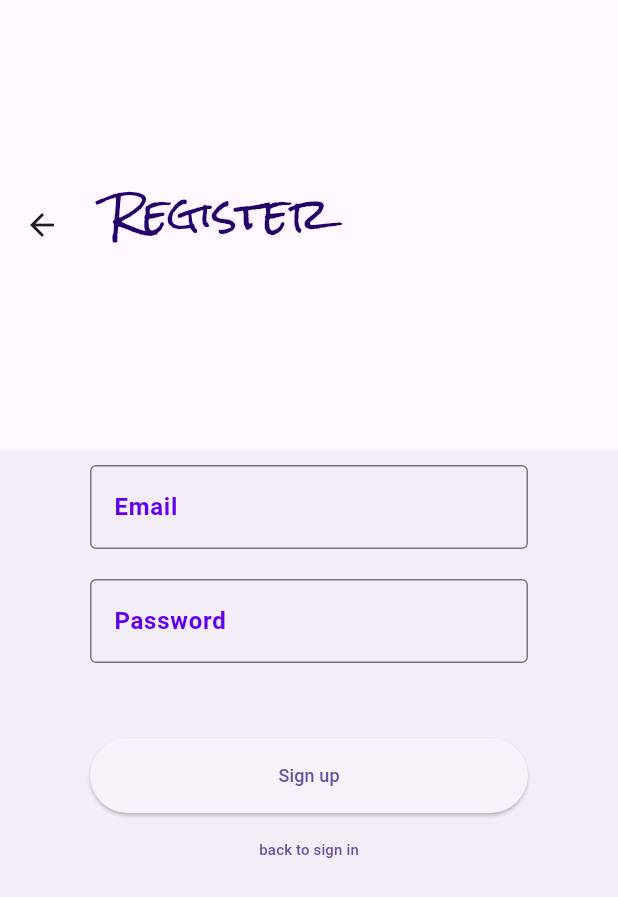
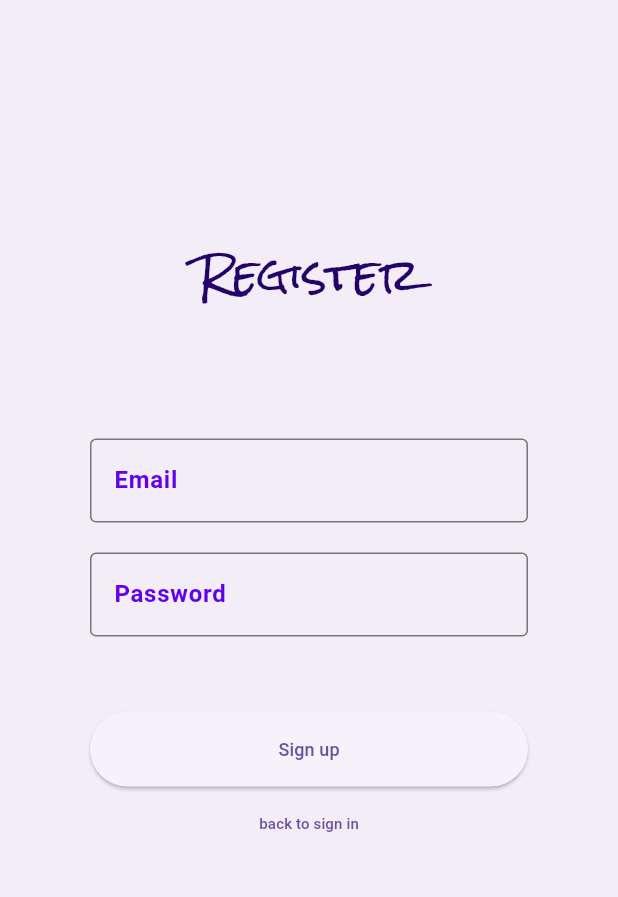
Before and after one commit to jianhui-ben/aiko_ben_expense_app, a Flutter app: the Register screen opened directly with empty values, on a phone screen of 412 x 824 dp. Shown: the top 897 px of the screen. Run offline on Flutter 3.47's test engine with Material 3 defaults, Android fonts, the phone set to English and light mode, and no system bars; our stand-ins replace cloud_firestore, firebase_auth, firebase_core, flutter_spinkit, google_fonts and 2 more; missing offline and left inert: dart:ffi; accounts and stored records are empty.

Commit message:
adjust register screen format

```diff
--- a/lib/screens/authenticate/register.dart
+++ b/lib/screens/authenticate/register.dart
@@ -46,14 +46,23 @@ class _RegisterState extends State<Register> {
     bool showEmailAndPasswordError = false;
 
     return loading ? Loading() : Scaffold(
-        appBar: AppBar(
-          toolbarHeight: 300,
-          elevation: 0.0,
-          title: const Text("Register"),
-          titleTextStyle: appNameTextStyle,
-        ),
         body: Container(
             padding: const EdgeInsets.symmetric(vertical: 0, horizontal: 50),
+            child:
+            Column(
+              children: [
+                Container(
+                  height: MediaQuery.of(context).size.height * 0.1,
+                ),
+                Container(
+                  height: 200,
+                  alignment: Alignment.center,
+                  child: Text(
+                    "Register",
+                    style: appNameTextStyle,
+                  ),
+                ),
+                Expanded(
                   child: Form(
                     key: _formKey,
                     child: ListView(children: <Widget>[
@@ -130,6 +139,9 @@ class _RegisterState extends State<Register> {
                           ),
                         ),
                     ]),
+                  ),
+                ),
+              ],
             )));
   }
 }
--- a/lib/screens/setting/settings.dart
+++ b/lib/screens/setting/settings.dart
@@ -1,7 +1,10 @@
+import 'package:aiko_ben_expense_app/services/auth_service.dart';
 import 'package:flutter/material.dart';
 
 class Settings extends StatelessWidget {
-  const Settings({Key? key}) : super(key: key);
+  Settings({Key? key}) : super(key: key);
+
+  final AuthService _auth = AuthService();
 
   @override
   Widget build(BuildContext context) {
@@ -49,8 +52,9 @@ class Settings extends StatelessWidget {
             ),
             Spacer(),
             TextButton(
-              onPressed: () {
+              onPressed: () async {
                 // Implement logout functionality
+                await _auth.signOut();
               },
               child: Text(
                 'Log Out',
```
Lines whose indentation alone changed are shown as unchanged.
